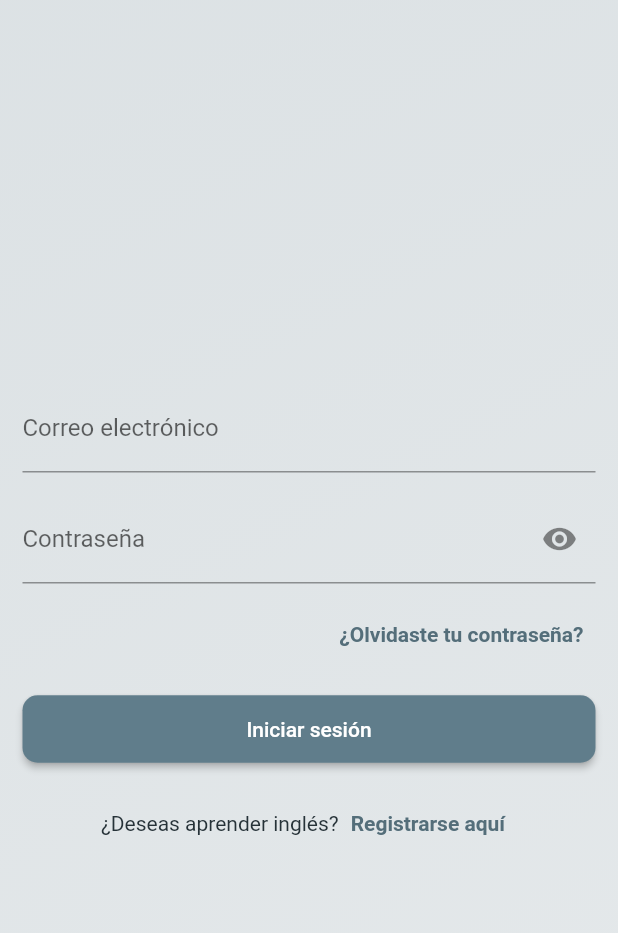
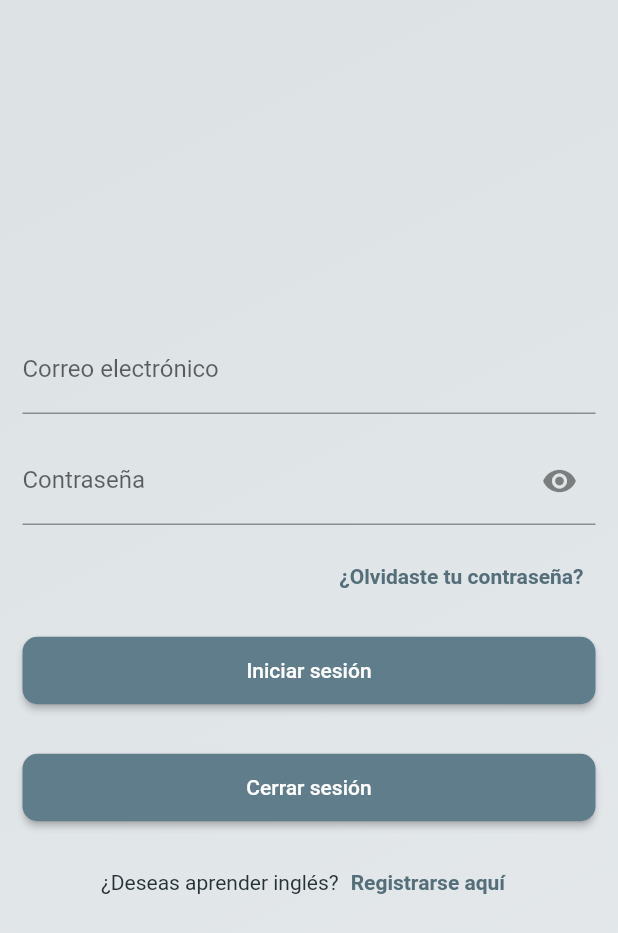
Before and after one commit to jcarloshg/Floky, a Flutter app: the screen it shows after launch, on a phone screen of 412 x 824 dp. Shown: the top 933 px of the screen. Run offline on Flutter 3.47's test engine with Material 2 defaults, Android fonts, the phone set to English and light mode, and no system bars; our stand-ins replace bloc, flutter_bloc, get_it; missing offline and left inert: amplify_api, amplify_auth_cognito, amplify_flutter, safeprint.

Commit message:
fix loggin

```diff
--- a/lib/views/pages/authenticate/singin/login.controller.dart
+++ b/lib/views/pages/authenticate/singin/login.controller.dart
@@ -65,4 +65,8 @@ class LoginController {
     Navigator.pushNamed(context, PageIndex.enterUsername.route);
     // Navigator.pushNamed(context, PageIndex.confirmResetPassword.route);
   }
+
+  void goHome(BuildContext context) {
+    Navigator.pushNamed(context, PageIndex.homeScreen.route);
+  }
 }
--- a/lib/views/pages/authenticate/singin/screens/login.screen.dart
+++ b/lib/views/pages/authenticate/singin/screens/login.screen.dart
@@ -1,14 +1,17 @@
 import 'package:floky/dependencyInjection/setup_di.dart';
+import 'package:floky/domain/bloc/authenticate/authenticate_bloc.dart';
 import 'package:floky/views/pages/authenticate/singin/login.controller.dart';
 import 'package:floky/views/pages/authenticate/singin/widgets/widgets.index.dart';
 import 'package:flutter/material.dart';
+import 'package:flutter_bloc/flutter_bloc.dart';
 
 class LoginScreen extends StatelessWidget {
   const LoginScreen({Key? key}) : super(key: key);
 
   @override
   Widget build(BuildContext context) {
-    di<LoginController>().getController(context, isFirstScreen: true);
+    final loginController =
+        di<LoginController>().getController(context, isFirstScreen: true);
 
     return Scaffold(
       // appBar: AppBar(title: const Text('Floky'), elevation: 0),
@@ -24,6 +27,11 @@ class LoginScreen extends StatelessWidget {
                   FormLogin(),
                   RegisterButton(),
                 ],
+              ),
+              BlocListener<AuthenticateBloc, AuthenticateState>(
+                listenWhen: (previous, current) => current is AuthLogInState,
+                listener: (context, state) => loginController.goHome(context),
+                child: const SizedBox(),
               ),
               // Container(
               //   height: 175,
--- a/lib/views/pages/authenticate/singin/widgets/form_login.dart
+++ b/lib/views/pages/authenticate/singin/widgets/form_login.dart
@@ -32,6 +32,10 @@ class FormLogin extends StatelessWidget {
           ),
           const IsExistError(),
           _isLoadingButtonLoggin(loginController.login),
+          Button(
+            label: 'Cerrar sesión',
+            function: loginController.logout,
+          ),
         ],
       ),
     );
```
